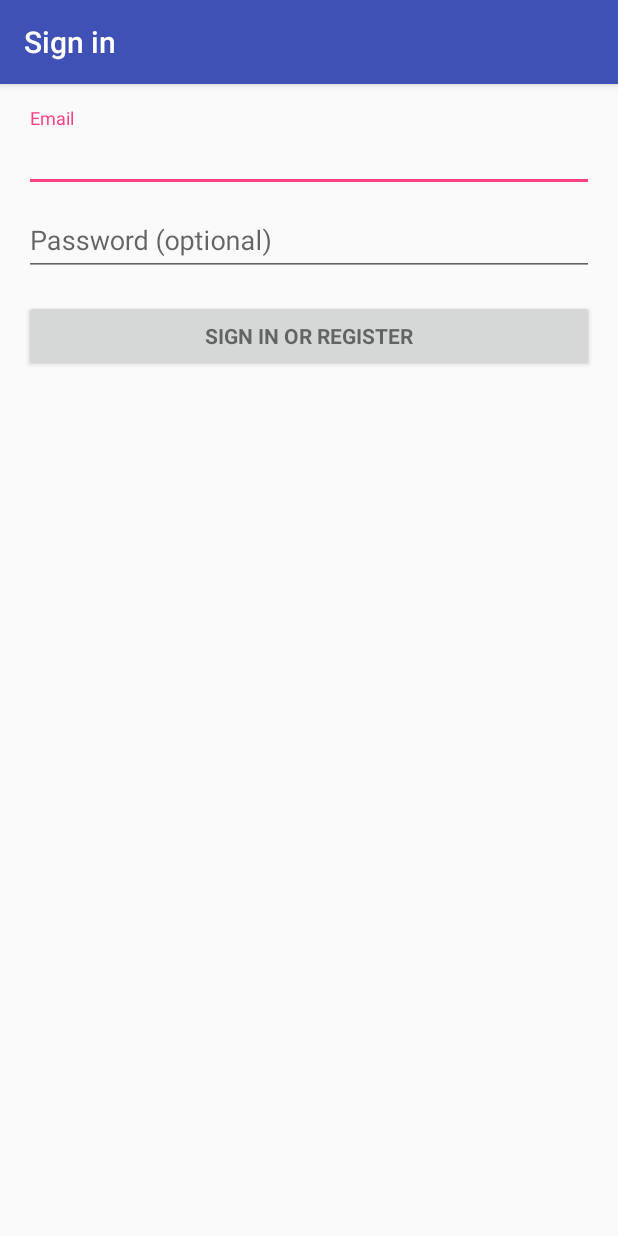
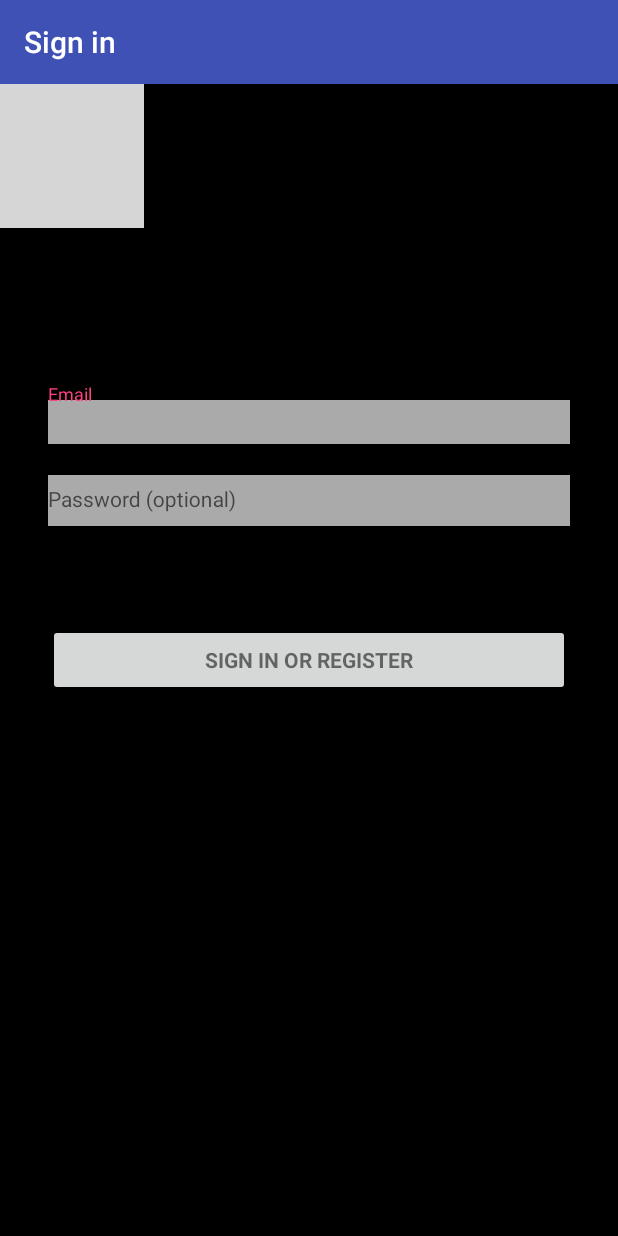
Before and after one commit to SKIPPYTHEBIKEAPP/SKIPP, an Android app: the screen it shows after launch (LoginActivity), on a phone screen of 412 x 824 dp. Run offline under Robolectric (Android 15) with nearby library versions, the phone set to English and light mode, and no system bars; grey boxes are pictures that could not be loaded.

Commit message:
Login UI
Added Skippy Secure Logo to Login page and customize it similar to
original design.

```diff
--- a/MyApplication2/app/src/main/res/layout/activity_login.xml
+++ b/MyApplication2/app/src/main/res/layout/activity_login.xml
@@ -1,16 +1,15 @@
-<LinearLayout xmlns:android="http://schemas.android.com/apk/res/android"
+<RelativeLayout xmlns:android="http://schemas.android.com/apk/res/android"
+    xmlns:app="http://schemas.android.com/apk/res-auto"
     xmlns:tools="http://schemas.android.com/tools"
     android:layout_width="match_parent"
     android:layout_height="match_parent"
-    android:gravity="center_horizontal"
-    android:orientation="vertical"
-    android:paddingBottom="@dimen/activity_vertical_margin"
-    android:paddingLeft="@dimen/activity_horizontal_margin"
-    android:paddingRight="@dimen/activity_horizontal_margin"
-    android:paddingTop="@dimen/activity_vertical_margin"
-    tools:context="com.example.jonathan.myapplication.LoginActivity">
+    app:layout_collapseMode="parallax"
+    app:layout_collapseParallaxMultiplier="0.2"
+    android:background="@android:color/black"
+    android:baselineAligned="false">
 
     <!-- Login progress -->
+
     <ProgressBar
         android:id="@+id/login_progress"
         style="?android:attr/progressBarStyleLarge"
@@ -22,56 +21,100 @@
     <ScrollView
         android:id="@+id/login_form"
         android:layout_width="match_parent"
-        android:layout_height="match_parent">
+        android:layout_height="match_parent"
+        android:background="@color/transparent"
+        android:layout_alignParentTop="true"
+        android:layout_toEndOf="@+id/login_progress">
 
-        <LinearLayout
+        <RelativeLayout
             android:id="@+id/email_login_form"
             android:layout_width="match_parent"
             android:layout_height="wrap_content"
-            android:orientation="vertical">
+            android:orientation="vertical"
+            android:background="@color/transparent">
+
+            <Button
+                android:id="@+id/email_sign_in_button"
+                style="?android:textAppearanceSmall"
+                android:layout_width="match_parent"
+                android:layout_height="wrap_content"
+                android:layout_marginTop="360dp"
+                android:text="@string/action_sign_in"
+                android:textStyle="bold"
+                android:textAlignment="center"
+                android:layout_marginLeft="32dp"
+                android:layout_marginRight="32dp" />
 
             <android.support.design.widget.TextInputLayout
                 android:layout_width="match_parent"
-                android:layout_height="wrap_content">
-
-                <AutoCompleteTextView
-                    android:id="@+id/email"
-                    android:layout_width="match_parent"
-                    android:layout_height="wrap_content"
-                    android:hint="@string/prompt_email"
-                    android:inputType="textEmailAddress"
-                    android:maxLines="1"
-                    android:singleLine="true" />
-
-            </android.support.design.widget.TextInputLayout>
-
-            <android.support.design.widget.TextInputLayout
-                android:layout_width="match_parent"
-                android:layout_height="wrap_content">
+                android:layout_height="wrap_content"
+                android:layout_alignParentStart="true"
+                android:layout_marginTop="250dp"
+                android:weightSum="1">
 
                 <EditText
                     android:id="@+id/password"
                     android:layout_width="match_parent"
-                    android:layout_height="wrap_content"
+                    android:layout_height="34dp"
                     android:hint="@string/prompt_password"
                     android:imeActionId="@+id/login"
                     android:imeActionLabel="@string/action_sign_in_short"
                     android:imeOptions="actionUnspecified"
                     android:inputType="textPassword"
                     android:maxLines="1"
-                    android:singleLine="true" />
+                    android:singleLine="true"
+                    android:layout_marginTop="16dp"
+                    android:background="@android:color/darker_gray"
+                    android:layout_marginLeft="32dp"
+                    android:layout_marginRight="32dp"
+                    android:textColorHint="@color/white"
+                    android:textAppearance="@android:style/TextAppearance.Material.Widget.EditText"
+                    android:textAlignment="textStart"
+                    android:textColor="@android:color/white"
+                    android:layout_weight="0.73" />
 
             </android.support.design.widget.TextInputLayout>
 
-            <Button
-                android:id="@+id/email_sign_in_button"
-                style="?android:textAppearanceSmall"
+            <android.support.design.widget.TextInputLayout
                 android:layout_width="match_parent"
                 android:layout_height="wrap_content"
-                android:layout_marginTop="16dp"
-                android:text="@string/action_sign_in"
-                android:textStyle="bold" />
+                android:layout_alignTop="@+id/textInputLayout2"
+                android:layout_alignParentStart="true"
+                android:layout_marginTop="200dp"
+                android:weightSum="1">
 
-        </LinearLayout>
+                <AutoCompleteTextView
+                    android:id="@+id/email"
+                    android:layout_width="match_parent"
+                    android:layout_height="29dp"
+                    android:hint="@string/prompt_email"
+                    android:inputType="textEmailAddress"
+                    android:maxLines="1"
+                    android:singleLine="true"
+                    android:layout_marginTop="16dp"
+                    android:background="@android:color/darker_gray"
+                    android:layout_marginLeft="32dp"
+                    android:layout_marginRight="32dp"
+                    android:textColorHint="@android:color/white"
+                    android:textAppearance="@android:style/TextAppearance.Material.Widget.EditText"
+                    android:textColor="@color/white"
+                    style="@style/Widget.AppCompat.EditText"
+                    android:layout_weight="0.79"
+                    tools:style="@android:style/Widget.Material.AutoCompleteTextView"
+                    android:popupBackground="@color/blue" />
+
+            </android.support.design.widget.TextInputLayout>
+
+        </RelativeLayout>
     </ScrollView>
-</LinearLayout>
+
+    <ImageView
+        android:layout_width="wrap_content"
+        android:layout_height="wrap_content"
+        app:srcCompat="@drawable/skippy2"
+        android:id="@+id/imageView4"
+        android:adjustViewBounds="true"
+        android:layout_alignParentTop="true"
+        android:layout_alignParentStart="true" />
+
+</RelativeLayout>
```
